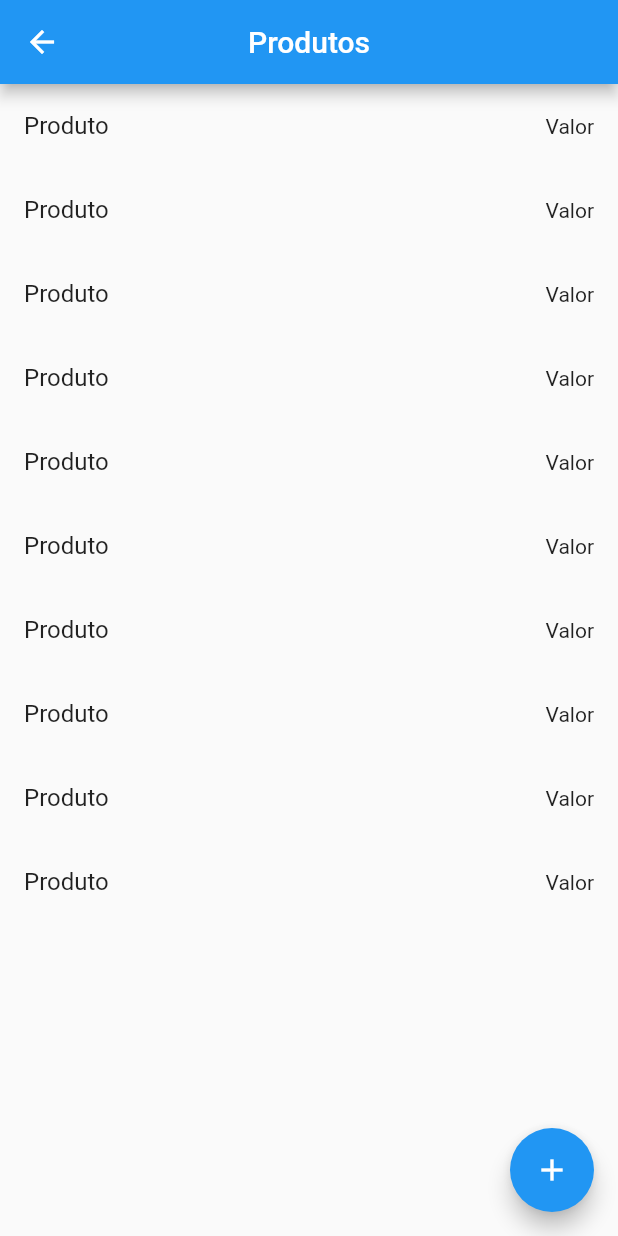
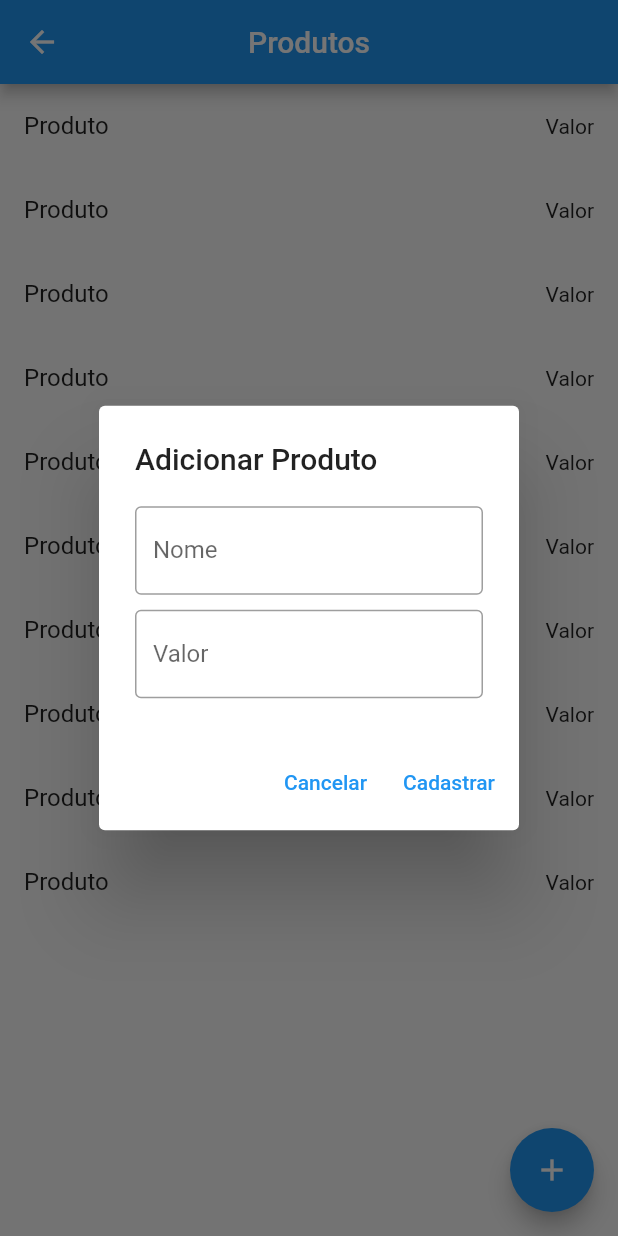
Before and after one commit to thiagothisan/pedidos, a Flutter app: the ProdutosView screen opened by its route, after a tap on the "add" icon, on a phone screen of 412 x 824 dp. Run offline on Flutter 3.47's test engine with Material 2 defaults, Android fonts, the phone set to English and light mode, and no system bars; our stand-ins replace flutter_mobx, mobx, sqflite; accounts and stored records are empty; generated files the repository leaves out were written again.

Commit message:
Adicionado produto_form

```diff
--- /dev/null
+++ b/lib/views/produtos/produto_form.dart
@@ -0,0 +1,83 @@
+import 'package:flutter/material.dart';
+import 'package:pedidos/models/produto_model.dart';
+
+class ProdutoForm extends StatefulWidget {
+  const ProdutoForm({Key? key}) : super(key: key);
+
+  @override
+  _ProdutoFormState createState() => _ProdutoFormState();
+}
+
+class _ProdutoFormState extends State<ProdutoForm> {
+  final GlobalKey<FormState> formKey = GlobalKey<FormState>();
+  final TextEditingController nomeController = TextEditingController();
+  final TextEditingController valorController = TextEditingController();
+  final Produto _produto = Produto(nome: '', valor: 0);
+
+  @override
+  Widget build(BuildContext context) {
+    return AlertDialog(
+      title: Text("Adicionar Produto"),
+      content: Form(
+          key: formKey,
+          child: Expanded(
+            child: Column(
+              mainAxisSize: MainAxisSize.min,
+              children: [
+                TextFormField(
+                  textCapitalization: TextCapitalization.characters,
+                  textInputAction: TextInputAction.next,
+                  decoration: InputDecoration(
+                      border: OutlineInputBorder(), labelText: 'Nome'),
+                  keyboardType: TextInputType.multiline,
+                  maxLines: null,
+                  validator: (nome) {
+                    if (nome!.isEmpty) {
+                      return 'Campo obrigatório';
+                    }
+                    return null;
+                  },
+                  onSaved: (nome) => _produto.nome = nome.toString(),
+                ),
+                SizedBox(
+                  height: 10,
+                ),
+                TextFormField(
+                  textCapitalization: TextCapitalization.characters,
+                  textInputAction: TextInputAction.next,
+                  decoration: InputDecoration(
+                    border: OutlineInputBorder(),
+                    labelText: 'Valor',
+                  ),
+                  validator: (valor) {
+                    if (valor!.isEmpty) {
+                      return 'Campo obrigatório';
+                    }
+                    return null;
+                  },
+                  onSaved: (valor) =>
+                      _produto.valor = double.parse(valor.toString()),
+                ),
+              ],
+            ),
+          )),
+      actions: [
+        TextButton(
+            onPressed: () {
+              Navigator.pop(context);
+            },
+            child: Text('Cancelar')),
+        TextButton(
+          onPressed: () async {
+            if (formKey.currentState!.validate()) {
+              formKey.currentState!.save();
+
+              Navigator.pop(context);
+            }
+          },
+          child: Text('Cadastrar'),
+        ),
+      ],
+    );
+  }
+}
--- a/lib/views/produtos/produtos_view.dart
+++ b/lib/views/produtos/produtos_view.dart
@@ -1,4 +1,5 @@
 import 'package:flutter/material.dart';
+import 'package:pedidos/views/produtos/produto_form.dart';
 
 class ProdutosView extends StatefulWidget {
   const ProdutosView({Key? key}) : super(key: key);
@@ -8,10 +9,6 @@ class ProdutosView extends StatefulWidget {
 }
 
 class _ProdutosViewState extends State<ProdutosView> {
-  final GlobalKey<FormState> formKey = GlobalKey<FormState>();
-  final TextEditingController nomeController = TextEditingController();
-  final TextEditingController valorController = TextEditingController();
-
   @override
   Widget build(BuildContext context) {
     return Scaffold(
@@ -43,7 +40,13 @@ class _ProdutosViewState extends State<ProdutosView> {
         }
       }),
       floatingActionButton: FloatingActionButton(
-        onPressed: () {},
+        onPressed: () {
+          showDialog(
+              context: context,
+              builder: (BuildContext context) {
+                return ProdutoForm();
+              });
+        },
         child: const Icon(
           Icons.add,
         ),
```
